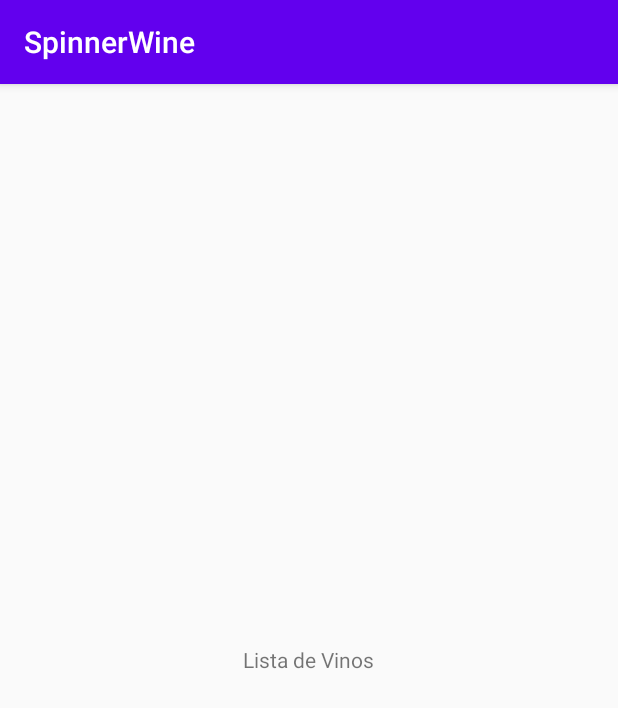
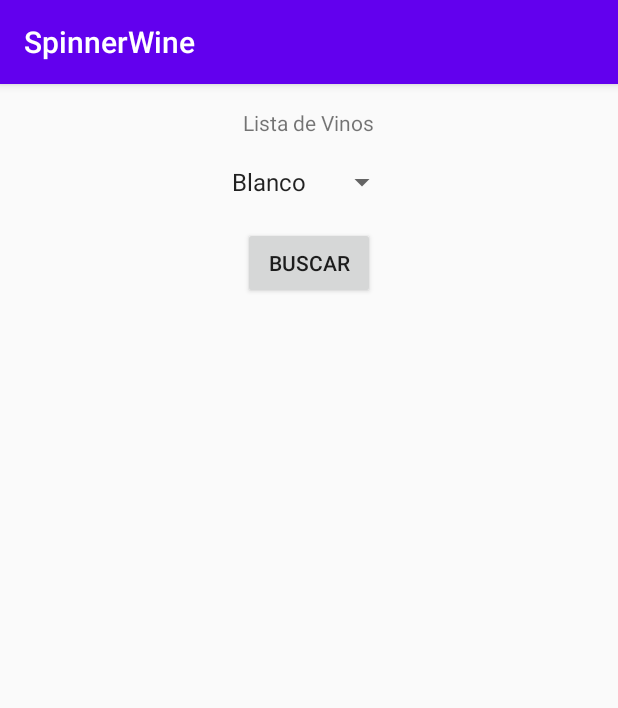
Before and after one commit to zervladpy/DAM2-Desarrollo-Aplicaicones, an Android app: the screen it shows after launch (MainActivity), on a phone screen of 412 x 824 dp. Shown: the top 708 px of the screen. Run offline under Robolectric (Android 15) with nearby library versions, the phone set to English and light mode, and no system bars.

Commit message:
(update) layout and fun of MainActivity

```diff
--- a/SpinnerWine/app/src/main/java/com/example/spinnerwine/MainActivity.kt
+++ b/SpinnerWine/app/src/main/java/com/example/spinnerwine/MainActivity.kt
@@ -2,10 +2,33 @@ package com.example.spinnerwine
 
 import android.support.v7.app.AppCompatActivity
 import android.os.Bundle
+import android.widget.Button
+import android.widget.Spinner
+import android.widget.TextView
 
 class MainActivity : AppCompatActivity() {
     override fun onCreate(savedInstanceState: Bundle?) {
         super.onCreate(savedInstanceState)
         setContentView(R.layout.activity_main)
+
+        val btnSearch = findViewById<Button>(R.id.btn)
+
+        btnSearch.setOnClickListener {
+            val spinnerWines = findViewById<Spinner>(R.id.wineType)
+            val selectedText = findViewById<TextView>(R.id.selectedWine)
+
+            selectedText.text = getWines(spinnerWines.selectedItemId).joinToString("\n")
+        }
+
+
     }
+
+    fun getWines(id: Long): List<String> = when (id) {
+            0L -> listOf("Albariño", "Moscato", "Verdejo")
+            1L -> listOf("Rioja", "Ribera del Duero", "Toro")
+            2L -> listOf("Cabarnet", "Franc", "Merlot")
+            else -> listOf()
+
+    }
+
 }
--- a/SpinnerWine/app/src/main/res/layout/activity_main.xml
+++ b/SpinnerWine/app/src/main/res/layout/activity_main.xml
@@ -5,13 +5,39 @@
     android:layout_width="match_parent"
     android:layout_height="match_parent"
     android:orientation="vertical"
-    android:gravity="center"
+    android:gravity="center_horizontal"
+    android:padding="16dp"
     >
 
     <TextView
+        android:id="@+id/title"
         android:layout_width="wrap_content"
         android:layout_height="wrap_content"
-        android:text="Lista de Vinos"
+        android:text="@string/mainTitle"
+        android:layout_marginBottom="18dp"
+        />
+    <Spinner
+        android:id="@+id/wineType"
+        android:layout_width="wrap_content"
+        android:layout_height="wrap_content"
+        android:layout_marginBottom="18dp"
+        android:entries="@array/wineList"
         />
 
+    <Button
+        android:id="@+id/btn"
+        android:layout_width="wrap_content"
+        android:layout_height="wrap_content"
+        android:textAlignment="center"
+        android:layout_marginBottom="18dp"
+        android:text="@string/btnTitle"
+        />
+
+    <TextView
+        android:id="@+id/selectedWine"
+        android:layout_width="wrap_content"
+        android:layout_height="wrap_content"
+        />
+
+
 </LinearLayout>
--- a/SpinnerWine/app/src/main/res/values/strings.xml
+++ b/SpinnerWine/app/src/main/res/values/strings.xml
@@ -1,3 +1,10 @@
 <resources>
     <string name="app_name">SpinnerWine</string>
+    <string name="mainTitle">Lista de Vinos</string>
+    <string name="btnTitle">Buscar</string>
+    <string-array name="wineList">
+        <item>Blanco</item>
+        <item>Tinto</item>
+        <item>Rosado</item>
+    </string-array>
 </resources>
```
Also changed, not shown: 1 other file.
